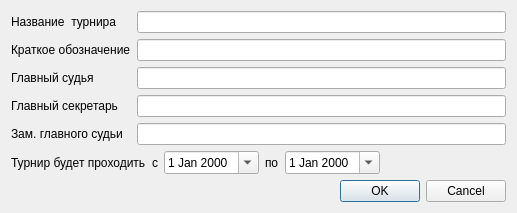
This is TournamentManager/createtournamentdialog.ui in BarsukAlexey/xelarogi as Qt 5 draws it before an edit. The edited form follows.
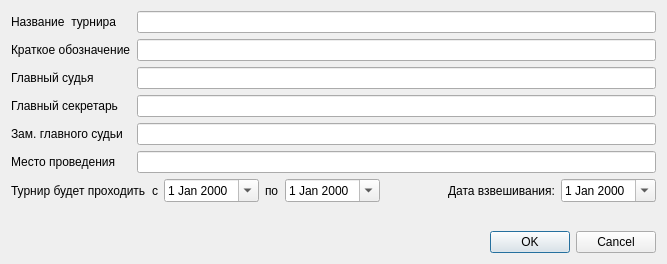
This is the edited form.

```diff
--- a/TournamentManager/createtournamentdialog.ui
+++ b/TournamentManager/createtournamentdialog.ui
@@ -6,8 +6,8 @@
    <rect>
     <x>0</x>
     <y>0</y>
-    <width>517</width>
-    <height>211</height>
+    <width>667</width>
+    <height>264</height>
    </rect>
   </property>
   <property name="windowTitle">
@@ -55,6 +55,13 @@
            </property>
           </widget>
          </item>
+         <item>
+          <widget class="QLabel" name="label_9">
+           <property name="text">
+            <string>Место проведения</string>
+           </property>
+          </widget>
+         </item>
         </layout>
        </item>
        <item>
@@ -74,6 +81,9 @@
          <item>
           <widget class="QLineEdit" name="mainJudgeHelperLE"/>
          </item>
+         <item>
+          <widget class="QLineEdit" name="lineEditHost"/>
+         </item>
         </layout>
        </item>
       </layout>
@@ -128,6 +138,20 @@
          </property>
         </spacer>
        </item>
+       <item>
+        <widget class="QLabel" name="label_10">
+         <property name="text">
+          <string>Дата взвешивания:</string>
+         </property>
+        </widget>
+       </item>
+       <item>
+        <widget class="QDateEdit" name="weightDate">
+         <property name="calendarPopup">
+          <bool>true</bool>
+         </property>
+        </widget>
+       </item>
       </layout>
      </item>
     </layout>
```
